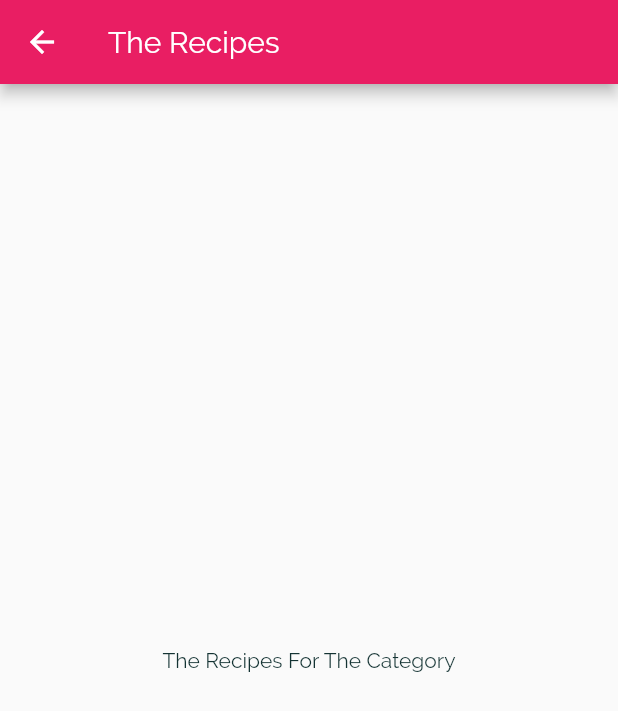
After one commit to JyotinderSingh/Recipes-App-in-Flutter, a Flutter app: the screen it shows after launch, after a tap on "Italian", on a phone screen of 412 x 824 dp. The commit adds this screen. Shown: the top 711 px of the screen. Run offline on Flutter 3.47's test engine with Material 2 defaults, Android fonts, the phone set to English and light mode, and no system bars.

Commit message:
Category-meals-screen route added

```diff
--- a/lib/category_item.dart
+++ b/lib/category_item.dart
@@ -1,4 +1,6 @@
 import 'package:flutter/material.dart';
+
+import './category_meals_screen.dart';
 
 class CategoryItem extends StatelessWidget {
   final String title;
@@ -6,9 +8,23 @@ class CategoryItem extends StatelessWidget {
 
   CategoryItem(this.title, this.color);
 
+  void selectCategory(BuildContext ctx) {
+    Navigator.of(ctx).push(
+      MaterialPageRoute(
+        builder: (_) {
+          return CategoryMealsScreen();
+        },
+      ),
+    );
+  }
+
   @override
   Widget build(BuildContext context) {
-    return Container(
+    return InkWell(
+      onTap: () => selectCategory(context),
+      splashColor: Theme.of(context).primaryColor,
+      borderRadius: BorderRadius.circular(15),
+      child: Container(
         padding: const EdgeInsets.all(15),
         child: Opacity(
           opacity: 0.85,
@@ -35,6 +51,7 @@ class CategoryItem extends StatelessWidget {
                 offset: Offset(0, 5),
               ),
             ]),
+      ),
     );
   }
 }
--- /dev/null
+++ b/lib/category_meals_screen.dart
@@ -0,0 +1,17 @@
+import 'package:flutter/material.dart';
+
+class CategoryMealsScreen extends StatelessWidget {
+  @override
+  Widget build(BuildContext context) {
+    return Scaffold(
+      appBar: AppBar(
+        title: Text('The Recipes'),
+      ),
+      body: Center(
+        child: Text(
+          'The Recipes For The Category',
+        ),
+      ),
+    );
+  }
+}
```
Lines whose indentation alone changed are shown as unchanged.
